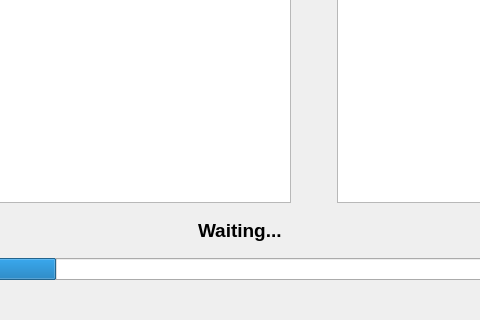
First picture: the form in DiodeTestGUI/mainwindow.ui, repository vanbear/DiodeTestApplication, before the edit; both pictures show x 164 to 644 and y 180 to 500 of the 808 by 500 pixel window.
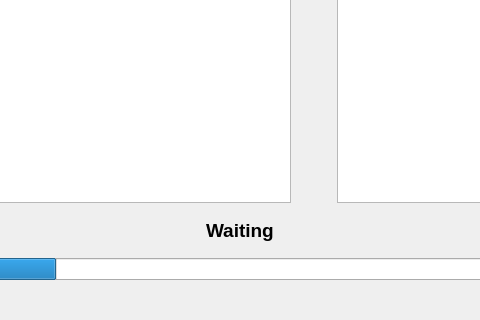
Second picture: the form after the edit.

The edit to the form file:
```diff
--- a/DiodeTestGUI/mainwindow.ui
+++ b/DiodeTestGUI/mainwindow.ui
@@ -146,7 +146,7 @@
          </font>
         </property>
         <property name="text">
-         <string>Waiting...</string>
+         <string>Waiting</string>
         </property>
        </widget>
       </item>
```
Left out of the diff: 2 changed lines with no effect on the pictures.
